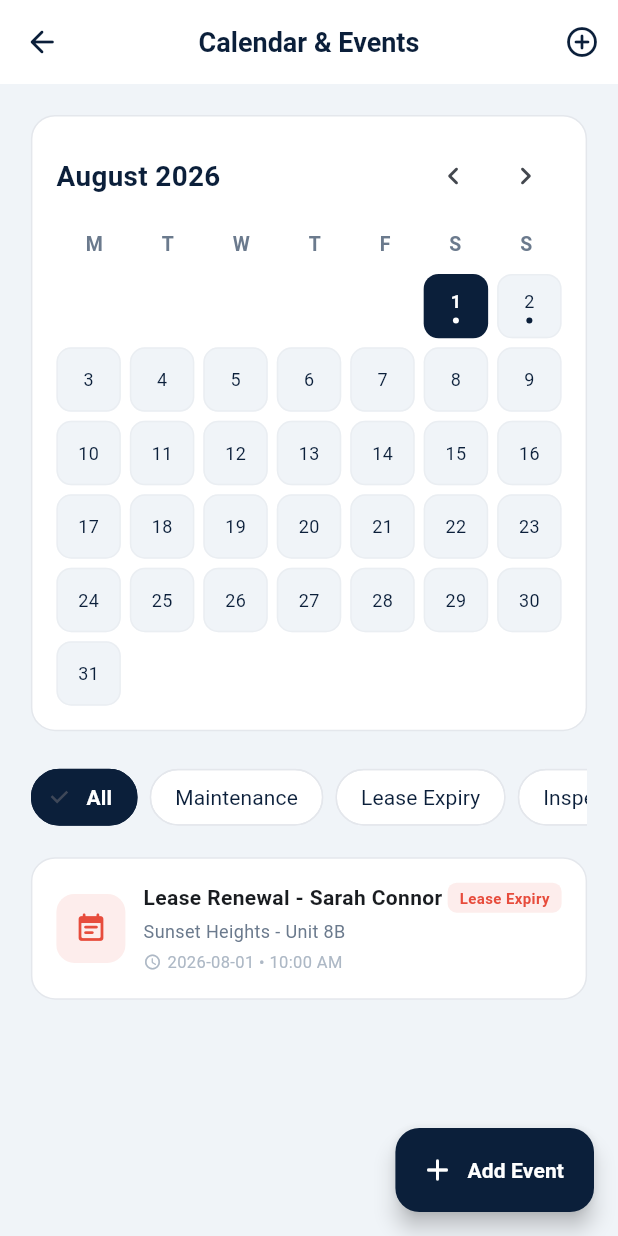
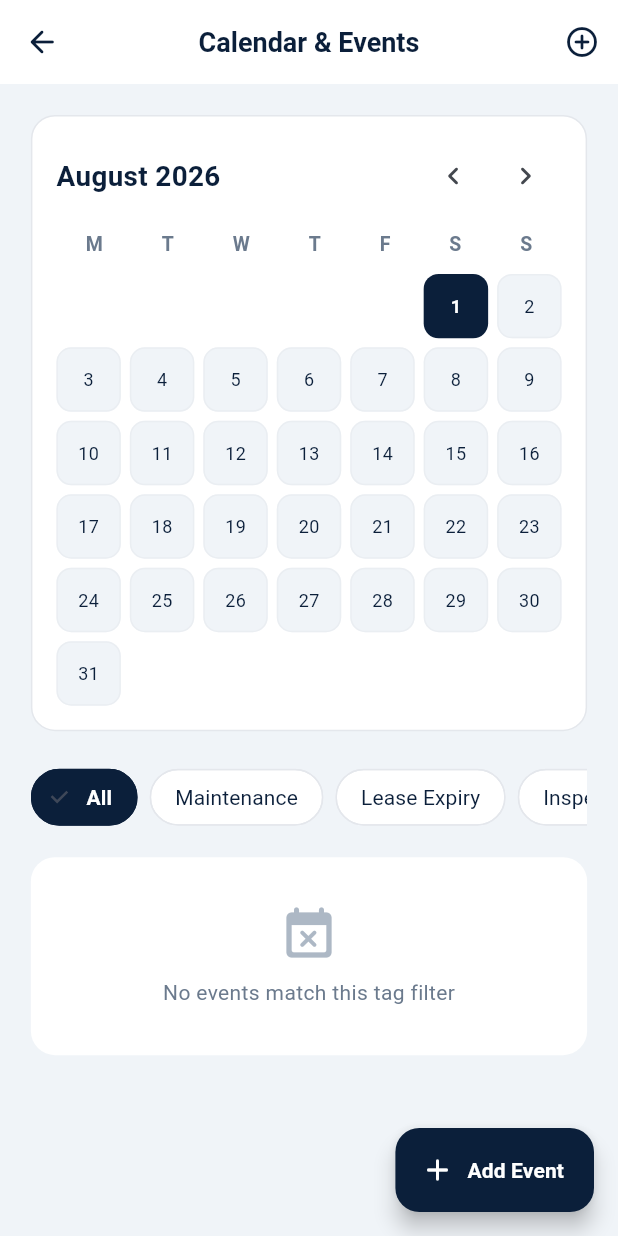
Before and after one commit to aliakbar319678-hash/kimi_property_app, a Flutter app: the LandlordCalendarScreen screen opened by its route, after a tap on the "chevron left" icon, after a tap on the "chevron right" icon, on a phone screen of 412 x 824 dp. Run offline on Flutter 3.47's test engine with Material 3 defaults, Android fonts, the phone set to English and light mode, and no system bars; our stand-ins replace dio, file_picker, flutter_map, flutter_riverpod, flutter_secure_storage, freezed_annotation and 5 more; accounts and stored records are empty; network calls fail; project files that could hold a hidden picture were left out.

Commit message:
feat(landlord): complete Module 3-7 integration, connect real APIs for calendar, finance, applications and status filtering

```diff
--- a/frontend/lib/provider/landlord_state.dart
+++ b/frontend/lib/provider/landlord_state.dart
@@ -149,6 +149,8 @@ abstract class Lease with _$Lease {
     required String endDate,
     required String status, // 'active', 'expired', 'pending'
     @Default(0) int daysLeft,
+    @Default('') String tenantId,
+    @Default(0.0) double depositAmount,
   }) = _Lease;
 }
 
--- a/frontend/lib/screens/landlord/calendar_screen.dart
+++ b/frontend/lib/screens/landlord/calendar_screen.dart
@@ -16,68 +16,63 @@ class _LandlordCalendarScreenState extends ConsumerState<LandlordCalendarScreen>
   String _selectedTag = 'All';
   bool _isLoading = false;
 
-  List<Map<String, dynamic>> _events = [
-    {
-      'id': 'evt-1',
-      'title': 'Lease Renewal - Sarah Connor',
-      'type': 'Lease Expiry',
-      'date': '2026-08-01',
-      'time': '10:00 AM',
-      'property': 'Sunset Heights - Unit 8B',
-      'description': 'Final lease agreement sign-off and key handover.',
-    },
-    {
-      'id': 'evt-2',
-      'title': 'Plumbing Repair Work Order',
-      'type': 'Maintenance',
-      'date': '2026-07-29',
-      'time': '02:30 PM',
-      'property': 'Green Valley Apartments - Unit 2A',
-      'description': 'Apex Plumbing assigned to fix kitchen drain leak.',
-    },
-    {
-      'id': 'evt-3',
-      'title': 'Move-Out Inspection - Robert Vance',
-      'type': 'Inspection',
-      'date': '2026-07-30',
-      'time': '11:00 AM',
-      'property': 'Grand Park Tower - Unit 4C',
-      'description': 'Move-out walkthrough inspection and security deposit assessment.',
-    },
-    {
-      'id': 'evt-4',
-      'title': 'Prospective Showing - John Doe',
-      'type': 'Property Showing',
-      'date': '2026-08-02',
-      'time': '04:00 PM',
-      'property': 'Sunset Heights - Unit 3A',
-      'description': 'Showing vacant 2BD unit to prospective tenant.',
-    },
-  ];
+  List<Map<String, dynamic>> _events = [];
 
   @override
   void initState() {
     super.initState();
-    _fetchEvents();
+    // Ensure provider data is loaded first, then build events
+    WidgetsBinding.instance.addPostFrameCallback((_) => _buildEvents());
   }
 
-  Future<void> _fetchEvents() async {
+  /// Build calendar events from real provider data (leases + work orders).
+  /// The backend does not have a GET /calendar/events endpoint, so we derive
+  /// events from data we already have in the landlordProvider.
+  void _buildEvents() {
+    if (!mounted) return;
     setState(() => _isLoading = true);
-    try {
-      final response = await ApiClient().dio.get('/calendar/events');
-      if (response.data != null && response.data['data'] is List) {
-        final List<dynamic> raw = response.data['data'];
-        final fetched = raw.map((item) => item as Map<String, dynamic>).toList();
-        if (fetched.isNotEmpty && mounted) {
-          setState(() {
-            _events = fetched;
-          });
-        }
+    final state = ref.read(landlordProvider);
+    final List<Map<String, dynamic>> events = [];
+
+    // 1. Lease expiry events — from provider leases
+    for (final lease in state.leases) {
+      if (lease.endDate.isNotEmpty) {
+        events.add({
+          'id': 'lease-${lease.id}',
+          'title': 'Lease Expiry - ${lease.tenantName}',
+          'type': 'Lease Expiry',
+          'date': lease.endDate.split('T').first,
+          'time': '09:00 AM',
+          'property': '${lease.propertyName} - ${lease.unitName}',
+          'description': 'Lease expires on ${lease.endDate.split('T').first}. '
+              'Rent: \$${lease.rentAmount.toStringAsFixed(0)}/mo.',
+        });
       }
-    } catch (_) {
-      // Keep rich fallback mock data
-    } finally {
-      if (mounted) setState(() => _isLoading = false);
+    }
+
+    // 2. Work order events — from provider workOrders
+    for (final wo in state.workOrders) {
+      if (wo.date.isNotEmpty) {
+        events.add({
+          'id': 'wo-${wo.id}',
+          'title': wo.title,
+          'type': 'Maintenance',
+          'date': wo.date.split('T').first,
+          'time': wo.timeSlot.isNotEmpty ? wo.timeSlot : '10:00 AM',
+          'property': '${wo.propertyName} - ${wo.unitName}',
+          'description': wo.description.isNotEmpty ? wo.description : 'Work order for ${wo.category}.',
+        });
+      }
+    }
+
+    // Sort by date ascending
+    events.sort((a, b) => (a['date'] as String).compareTo(b['date'] as String));
+
+    if (mounted) {
+      setState(() {
+        _events = events;
+        _isLoading = false;
+      });
     }
   }
 
```
Also changed, not shown: frontend/lib/screens/landlord/financial_overview_screen.dart (+4 -4 lines), frontend/lib/screens/landlord/landlord_applications_screen.dart (+108 -67 lines), frontend/lib/provider/landlord_state.freezed.dart.
